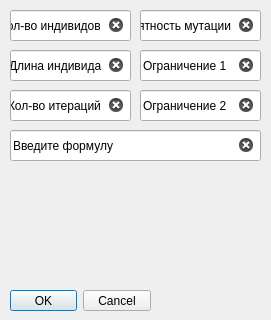
First picture: the form in interface/designGA.ui, repository chellick/Algorithms_comparison, before the edit.
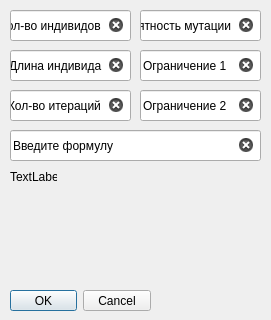
Second picture: the form after the edit.

The edit to the form file:
```diff
--- a/interface/designGA.ui
+++ b/interface/designGA.ui
@@ -139,6 +139,19 @@
      <bool>true</bool>
     </property>
    </widget>
+   <widget class="QLabel" name="label">
+    <property name="geometry">
+     <rect>
+      <x>10</x>
+      <y>170</y>
+      <width>47</width>
+      <height>13</height>
+     </rect>
+    </property>
+    <property name="text">
+     <string>TextLabel</string>
+    </property>
+   </widget>
   </widget>
  </widget>
  <resources/>
```
